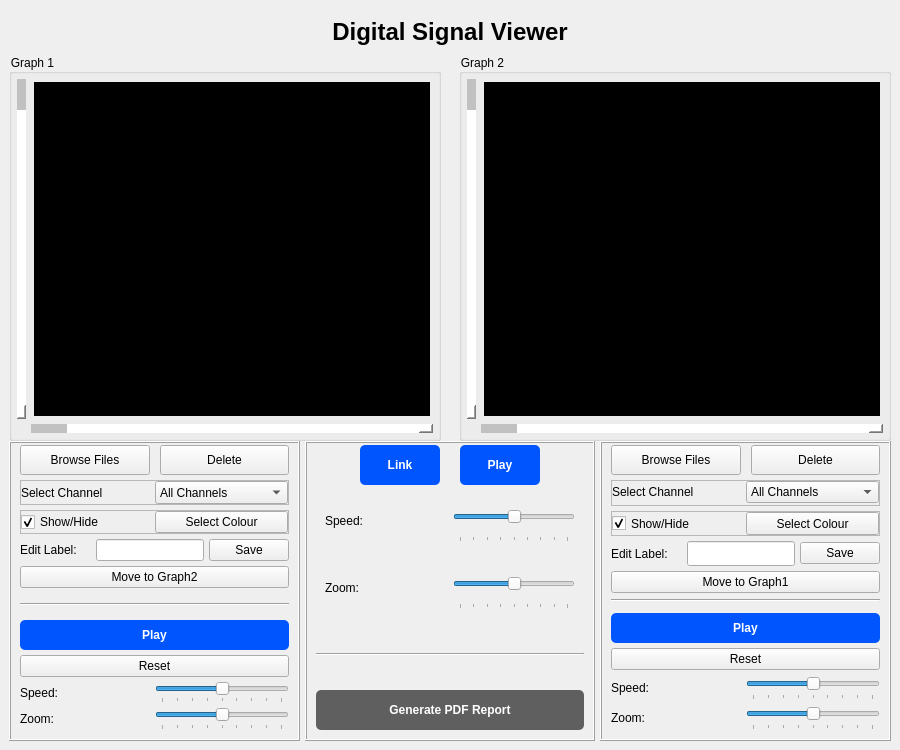
Above: task1.ui from OmarAtef0/Digital-Signal-Visualizer before the change. Below: the same form after it.
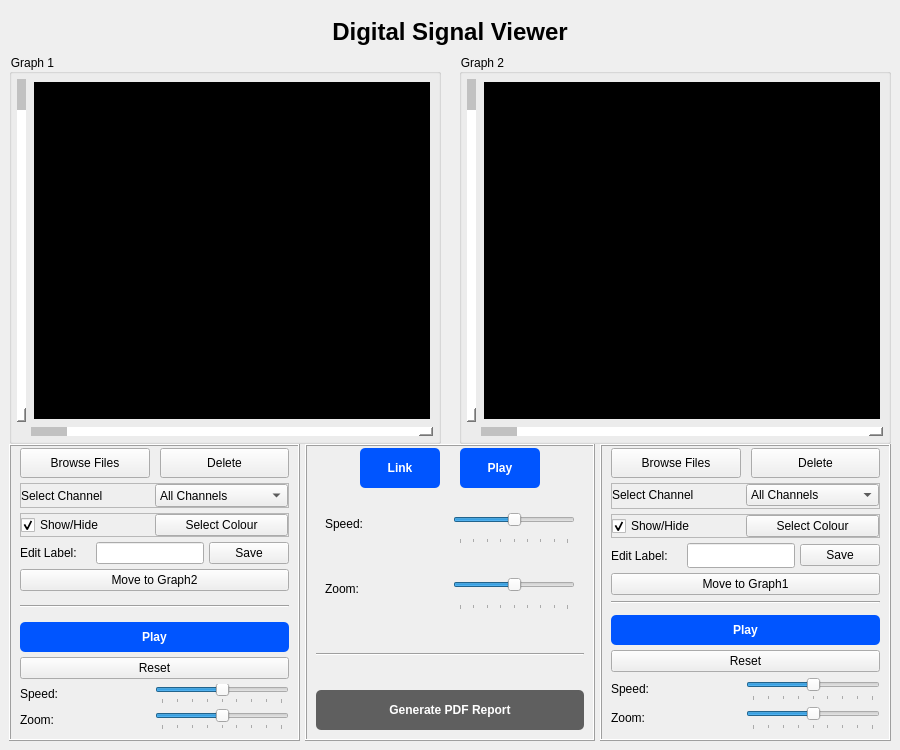
That is the form after the change. Custom widgets are drawn as their Qt base class.

```diff
--- a/task1.ui
+++ b/task1.ui
@@ -291,7 +291,7 @@
                   <property name="minimumSize">
                    <size>
                     <width>370</width>
-                    <height>300</height>
+                    <height>390</height>
                    </size>
                   </property>
                   <property name="maximumSize">
@@ -480,7 +480,7 @@
                   <property name="minimumSize">
                    <size>
                     <width>370</width>
-                    <height>300</height>
+                    <height>390</height>
                    </size>
                   </property>
                   <property name="maximumSize">
```
